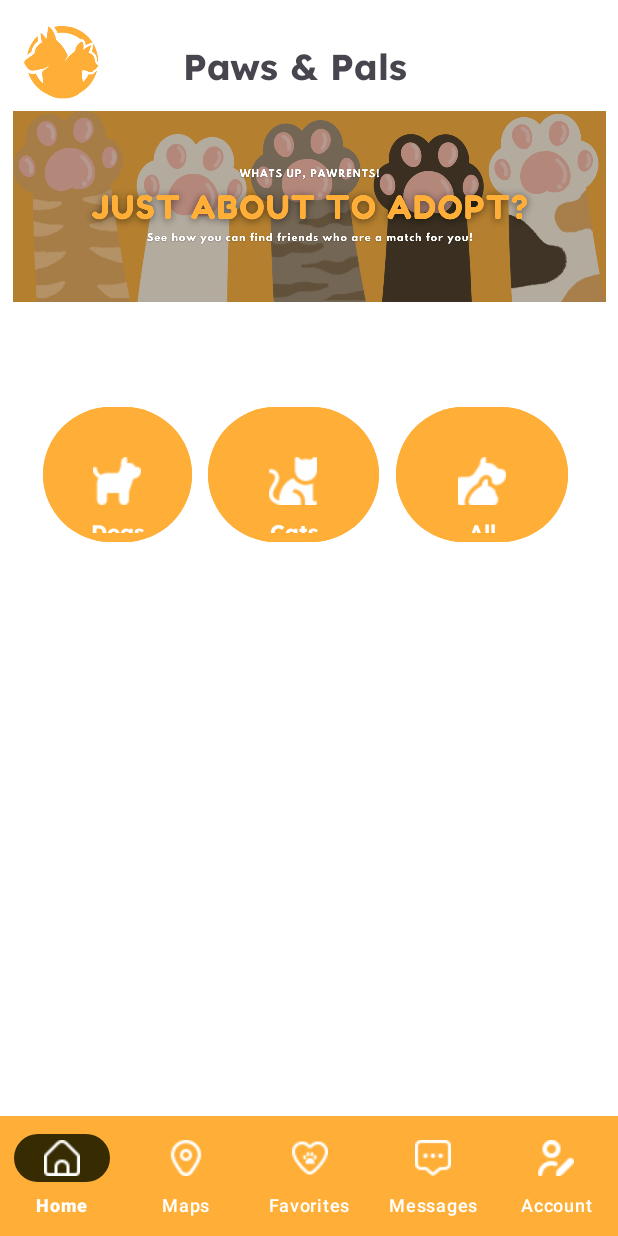
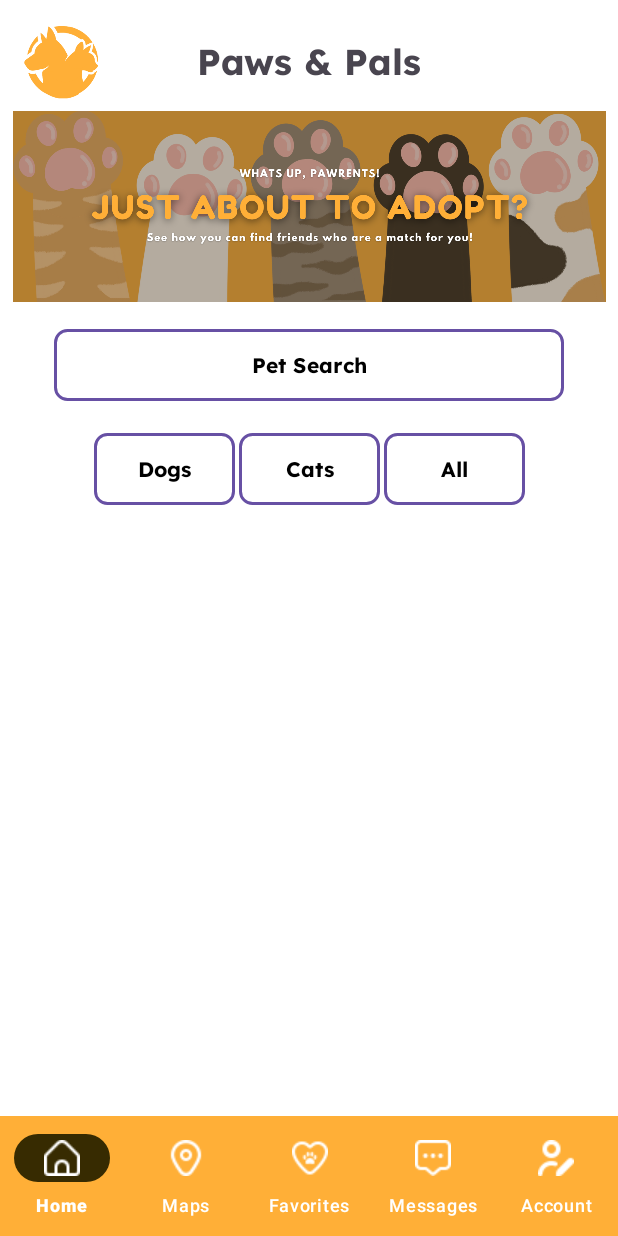
Before and after one commit to dsdsdsmari/draft, an Android app: the HomeFragment screen opened directly, with no data from a screen before it, on a phone screen of 412 x 824 dp. Run offline under Robolectric (Android 15) with nearby library versions, the phone set to English and light mode, and no system bars; Roboto replaces fonts that are not available here.

Commit message:
kayo naman pls

```diff
--- a/app/src/main/java/com/example/draft/HomeFragment.java
+++ b/app/src/main/java/com/example/draft/HomeFragment.java
@@ -22,7 +22,7 @@ public class HomeFragment extends Fragment {
         Button button1 = view.findViewById(R.id.button1);
         Button button2 = view.findViewById(R.id.button2);
         Button button3 = view.findViewById(R.id.button3);
-
+        Button btn_search = view.findViewById(R.id.btn_search);
         button1.setOnClickListener(new View.OnClickListener() {
             @Override
             public void onClick(View v) {
@@ -49,6 +49,15 @@ public class HomeFragment extends Fragment {
             }
         });
 
+        btn_search.setOnClickListener(new View.OnClickListener() {
+            @Override
+            public void onClick(View v) {
+                // Start CatBreed activity
+                Intent intent = new Intent(getActivity(), PetSearch.class);
+                startActivity(intent);
+            }
+        });
+
         return view;
     }
 
--- /dev/null
+++ b/app/src/main/res/drawable/bg_button_selected.xml
@@ -0,0 +1,7 @@
+<?xml version="1.0" encoding="utf-8"?>
+<selector xmlns:android="http://schemas.android.com/apk/res/android">
+
+    <item android:drawable="@drawable/btn_selected" android:state_pressed="true" />
+    <item android:drawable="@drawable/button_bg" />
+
+</selector>
--- /dev/null
+++ b/app/src/main/res/drawable/btn_selected.xml
@@ -0,0 +1,8 @@
+<?xml version="1.0" encoding="utf-8"?>
+<shape xmlns:android="http://schemas.android.com/apk/res/android"
+    android:shape="rectangle">
+
+    <solid android:color="@color/main_bg" />
+    <corners android:radius="8dp"/>
+
+</shape>
--- a/app/src/main/res/drawable/button_background_selected.xml
+++ /dev/null
@@ -1,9 +0,0 @@
-<?xml version="1.0" encoding="utf-8"?>
-<shape xmlns:android="http://schemas.android.com/apk/res/android">
-
-    <solid android:color="@android:color/holo_orange_light"/>
-    <corners android:radius="8dp"/>
-    <stroke android:width="1dp" android:color="@android:color/darker_gray"/>
-
-
-</shape>
--- a/app/src/main/res/drawable/dialog_background.xml
+++ /dev/null
@@ -1,8 +0,0 @@
-<?xml version="1.0" encoding="utf-8"?>
-<shape xmlns:android="http://schemas.android.com/apk/res/android">
-
-    <solid android:color="@android:color/white"/>
-    <corners android:radius="16dp"/>
-    <padding android:left="16dp" android:top="16dp" android:right="16dp" android:bottom="16dp"/>
-
-</shape>
--- a/app/src/main/res/layout/activity_pet_search.xml
+++ b/app/src/main/res/layout/activity_pet_search.xml
@@ -86,7 +86,7 @@
         android:layout_width="330dp"
         android:layout_height="wrap_content"
         android:fontFamily="@font/lexend_bold"
-        android:text="Gender"
+        android:text="Gender (Optional)"
         android:textColor="@color/black"
         android:textSize="18sp"
         app:layout_constraintBottom_toBottomOf="parent"
@@ -145,7 +145,7 @@
         android:layout_width="330dp"
         android:layout_height="wrap_content"
         android:fontFamily="@font/lexend_bold"
-        android:text="Age"
+        android:text="Age (Optional)"
         android:textColor="@color/black"
         android:textSize="18sp"
         app:layout_constraintBottom_toBottomOf="parent"
--- a/app/src/main/res/layout/fragment_home.xml
+++ b/app/src/main/res/layout/fragment_home.xml
@@ -12,14 +12,13 @@
         android:layout_width="wrap_content"
         android:layout_height="wrap_content"
         android:layout_gravity="center_vertical"
-        android:layout_marginStart="56dp"
+        android:layout_marginTop="24dp"
         android:fontFamily="@font/lexend_bold"
         android:text="Paws &amp; Pals"
         android:textSize="24sp"
-        app:layout_constraintBottom_toBottomOf="@id/logo_image"
-        app:layout_constraintStart_toEndOf="@id/logo_image"
-        app:layout_constraintTop_toTopOf="@id/logo_image"
-        app:layout_constraintVertical_bias="0.611" />
+        app:layout_constraintEnd_toEndOf="parent"
+        app:layout_constraintStart_toStartOf="parent"
+        app:layout_constraintTop_toTopOf="parent" />
 
     <ImageView
         android:id="@+id/logo_image"
@@ -33,6 +32,7 @@
         app:layout_constraintVertical_bias="0.024" />
 
     <LinearLayout
+        android:id="@+id/linearLayout9"
         android:layout_width="395dp"
         android:layout_height="143dp"
         android:orientation="horizontal"
@@ -40,7 +40,7 @@
         app:layout_constraintEnd_toEndOf="parent"
         app:layout_constraintStart_toStartOf="parent"
         app:layout_constraintTop_toTopOf="parent"
-        app:layout_constraintVertical_bias="0.11" >
+        app:layout_constraintVertical_bias="0.11">
 
         <ImageView
             android:id="@+id/imageView3"
@@ -60,72 +60,66 @@
         app:layout_constraintTop_toTopOf="parent"
         app:layout_constraintVertical_bias="0.11" />
 
+    <Button
+        android:id="@+id/btn_search"
+        android:layout_width="340dp"
+        android:layout_height="wrap_content"
+        android:text="Pet Search"
+        android:textColor="@color/black"
+        android:background="@drawable/bg_button_selected"
+        android:fontFamily="@font/lexend_bold"
+        app:layout_constraintBottom_toBottomOf="parent"
+        app:layout_constraintEnd_toEndOf="parent"
+        app:layout_constraintStart_toStartOf="parent"
+        app:layout_constraintTop_toBottomOf="@+id/linearLayout9"
+        app:layout_constraintVertical_bias="0.01999998" />
+
     <LinearLayout
-        android:layout_width="383dp"
-        android:layout_height="98dp"
-        android:layout_marginTop="30dp"
-        android:layout_marginRight="5dp"
+        android:layout_width="290dp"
+        android:layout_height="wrap_content"
         android:orientation="horizontal"
         app:layout_constraintBottom_toBottomOf="parent"
-        app:layout_constraintEnd_toEndOf="parent"
-        app:layout_constraintHorizontal_bias="1.0"
-        app:layout_constraintStart_toStartOf="parent"
-        app:layout_constraintTop_toTopOf="parent"
-        app:layout_constraintVertical_bias="0.385">
-
-        <RelativeLayout
-            android:layout_width="110dp"
-            android:layout_height="match_parent">
+        app:layout_constraintEnd_toEndOf="@+id/btn_search"
+        app:layout_constraintStart_toStartOf="@+id/btn_search"
+        app:layout_constraintTop_toBottomOf="@+id/btn_search"
+        app:layout_constraintVertical_bias="0.050000012">
 
         <Button
             android:id="@+id/button1"
             android:layout_width="match_parent"
-                android:layout_height="104dp"
-                android:layout_marginLeft="5dp"
-                android:layout_marginRight="5dp"
-                android:backgroundTint="@color/main_bg"
-                android:drawableTop="@drawable/dog"
-                android:drawableTint="@color/unselected_color"
+            android:layout_height="wrap_content"
+            android:layout_marginStart="1dp"
+            android:layout_marginEnd="1dp"
+            android:layout_weight="1"
+            android:background="@drawable/bg_button_selected"
             android:fontFamily="@font/lexend_bold"
-                android:paddingTop="50px"
-                android:text="Dogs" />
-        </RelativeLayout>
-
-        <RelativeLayout
-            android:layout_width="125dp"
-            android:layout_height="match_parent">
+            android:text="Dogs"
+            android:textColor="@color/black" />
 
         <Button
             android:id="@+id/button2"
-                android:layout_width="114dp"
-                android:layout_height="match_parent"
-                android:layout_marginLeft="5dp"
-                android:layout_marginRight="5dp"
-                android:backgroundTint="@color/main_bg"
-                android:drawableTop="@drawable/cat"
-                android:drawableTint="@color/unselected_color"
+            android:layout_width="match_parent"
+            android:layout_height="wrap_content"
+            android:layout_marginStart="1dp"
+            android:layout_marginEnd="1dp"
+            android:layout_weight="1"
+            android:background="@drawable/bg_button_selected"
             android:fontFamily="@font/lexend_bold"
-                android:paddingTop="50px"
-                android:text="Cats" />
-        </RelativeLayout>
-
-        <RelativeLayout
-            android:layout_width="125dp"
-            android:layout_height="match_parent">
+            android:text="Cats"
+            android:textColor="@color/black" />
 
         <Button
             android:id="@+id/button3"
             android:layout_width="match_parent"
-                android:layout_height="104dp"
-                android:layout_marginLeft="5dp"
-                android:layout_marginRight="5dp"
-                android:backgroundTint="@color/main_bg"
-                android:drawableTop="@drawable/pets"
-                android:drawableTint="@color/unselected_color"
+            android:layout_height="wrap_content"
+            android:layout_marginStart="1dp"
+            android:layout_marginEnd="1dp"
+            android:layout_weight="1"
+            android:background="@drawable/bg_button_selected"
             android:fontFamily="@font/lexend_bold"
-                android:paddingTop="50px"
-                android:text="All" />
-        </RelativeLayout>
+            android:text="All"
+            android:textColor="@color/black" />
+
     </LinearLayout>
 
 
```
Lines whose indentation alone changed are shown as unchanged.
